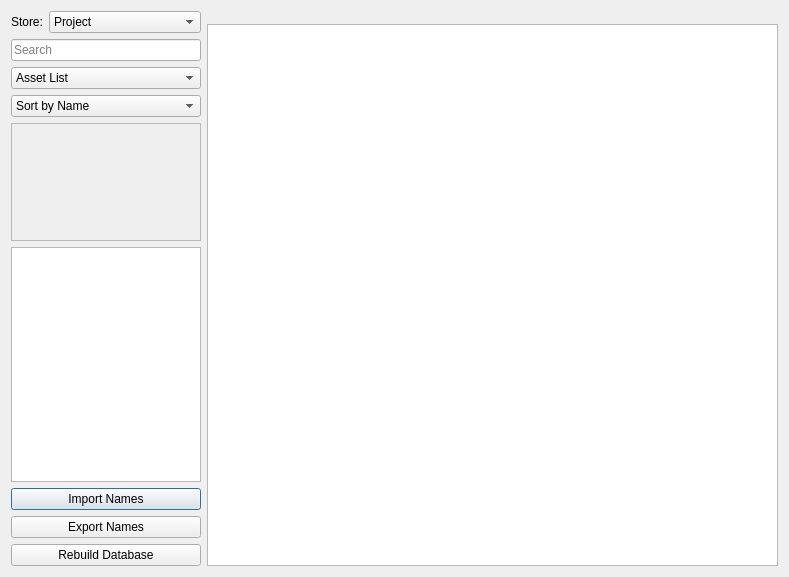
Above: src/Editor/ResourceBrowser/CResourceBrowser.ui from AxioDL/PrimeWorldEditor before the change. Below: the same form after it.
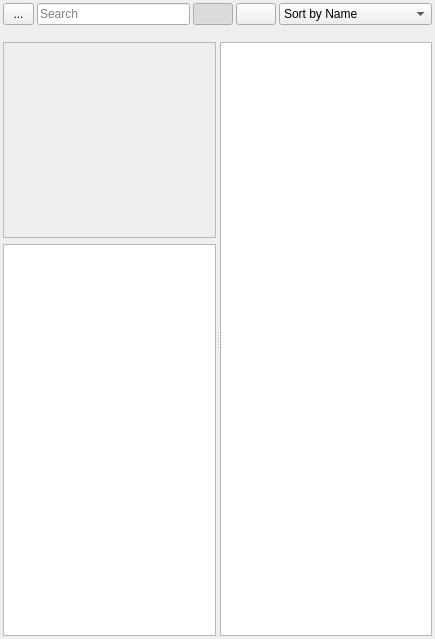
That is the form after the change. Icons and pictures are not drawn.

Commit message: Major resource browser UI overhaul

```diff
--- a/src/Editor/ResourceBrowser/CResourceBrowser.ui
+++ b/src/Editor/ResourceBrowser/CResourceBrowser.ui
@@ -1,70 +1,73 @@
 <?xml version="1.0" encoding="UTF-8"?>
 <ui version="4.0">
  <class>CResourceBrowser</class>
- <widget class="QDialog" name="CResourceBrowser">
+ <widget class="QWidget" name="CResourceBrowser">
   <property name="geometry">
    <rect>
     <x>0</x>
     <y>0</y>
-    <width>789</width>
-    <height>577</height>
+    <width>435</width>
+    <height>639</height>
    </rect>
   </property>
   <property name="windowTitle">
    <string>Resource Browser</string>
   </property>
-  <layout class="QHBoxLayout" name="horizontalLayout">
-   <item>
-    <widget class="QWidget" name="SidebarContainerWidget" native="true">
-     <property name="sizePolicy">
-      <sizepolicy hsizetype="Preferred" vsizetype="Preferred">
-       <horstretch>1</horstretch>
-       <verstretch>0</verstretch>
-      </sizepolicy>
-     </property>
-     <layout class="QVBoxLayout" name="verticalLayout">
+  <layout class="QVBoxLayout" name="verticalLayout_2" stretch="0,0,1">
+   <property name="spacing">
+    <number>2</number>
+   </property>
       <property name="leftMargin">
-       <number>0</number>
+    <number>3</number>
       </property>
       <property name="topMargin">
-       <number>0</number>
+    <number>3</number>
       </property>
       <property name="rightMargin">
-       <number>0</number>
+    <number>3</number>
       </property>
       <property name="bottomMargin">
-       <number>0</number>
+    <number>3</number>
       </property>
       <item>
-       <layout class="QHBoxLayout" name="horizontalLayout_2">
-        <item>
-         <widget class="QLabel" name="StoreLabel">
-          <property name="text">
-           <string>Store:</string>
-          </property>
-         </widget>
-        </item>
+    <layout class="QHBoxLayout" name="horizontalLayout_3">
+     <property name="spacing">
+      <number>3</number>
+     </property>
         <item>
-         <widget class="QComboBox" name="StoreComboBox">
+      <widget class="QToolButton" name="OptionsToolButton">
           <property name="sizePolicy">
-           <sizepolicy hsizetype="Preferred" vsizetype="Fixed">
+        <sizepolicy hsizetype="Fixed" vsizetype="Fixed">
             <horstretch>1</horstretch>
             <verstretch>0</verstretch>
            </sizepolicy>
           </property>
-          <item>
-           <property name="text">
-            <string>Project</string>
-           </property>
-          </item>
-          <item>
+       <property name="maximumSize">
+        <size>
+         <width>32</width>
+         <height>32</height>
+        </size>
+       </property>
            <property name="text">
-            <string>Editor</string>
-           </property>
-          </item>
-         </widget>
-        </item>
-       </layout>
+        <string>...</string>
+       </property>
+       <property name="icon">
+        <iconset resource="../Icons.qrc">
+         <normaloff>:/icons/Gear_16px.png</normaloff>:/icons/Gear_16px.png</iconset>
+       </property>
+       <property name="iconSize">
+        <size>
+         <width>16</width>
+         <height>16</height>
+        </size>
+       </property>
+       <property name="popupMode">
+        <enum>QToolButton::InstantPopup</enum>
+       </property>
+       <property name="arrowType">
+        <enum>Qt::NoArrow</enum>
+       </property>
+      </widget>
       </item>
       <item>
        <widget class="QLineEdit" name="SearchBar">
@@ -77,20 +80,64 @@
         <property name="placeholderText">
          <string>Search</string>
         </property>
+       <property name="clearButtonEnabled">
+        <bool>true</bool>
+       </property>
        </widget>
       </item>
       <item>
-       <widget class="QComboBox" name="DisplayTypeComboBox">
-        <item>
+      <widget class="QPushButton" name="ResourceTreeButton">
+       <property name="sizePolicy">
+        <sizepolicy hsizetype="Fixed" vsizetype="Fixed">
+         <horstretch>0</horstretch>
+         <verstretch>0</verstretch>
+        </sizepolicy>
+       </property>
          <property name="text">
-          <string>Asset List</string>
-         </property>
+        <string/>
+       </property>
+       <property name="icon">
+        <iconset resource="../Icons.qrc">
+         <normaloff>:/icons/Tree_24px.png</normaloff>:/icons/Tree_24px.png</iconset>
+       </property>
+       <property name="iconSize">
+        <size>
+         <width>24</width>
+         <height>24</height>
+        </size>
+       </property>
+       <property name="checkable">
+        <bool>true</bool>
+       </property>
+       <property name="checked">
+        <bool>true</bool>
+       </property>
+      </widget>
         </item>
         <item>
+      <widget class="QPushButton" name="ResourceListButton">
+       <property name="sizePolicy">
+        <sizepolicy hsizetype="Fixed" vsizetype="Fixed">
+         <horstretch>0</horstretch>
+         <verstretch>0</verstretch>
+        </sizepolicy>
+       </property>
          <property name="text">
-          <string>Filesystem</string>
-         </property>
-        </item>
+        <string/>
+       </property>
+       <property name="icon">
+        <iconset resource="../Icons.qrc">
+         <normaloff>:/icons/Instances.png</normaloff>:/icons/Instances.png</iconset>
+       </property>
+       <property name="iconSize">
+        <size>
+         <width>24</width>
+         <height>24</height>
+        </size>
+       </property>
+       <property name="checkable">
+        <bool>true</bool>
+       </property>
        </widget>
       </item>
       <item>
@@ -113,14 +160,47 @@
         </item>
        </widget>
       </item>
+    </layout>
+   </item>
+   <item>
+    <widget class="QLabel" name="TableDescriptionLabel">
+     <property name="sizePolicy">
+      <sizepolicy hsizetype="Preferred" vsizetype="Minimum">
+       <horstretch>0</horstretch>
+       <verstretch>0</verstretch>
+      </sizepolicy>
+     </property>
+     <property name="font">
+      <font>
+       <pointsize>8</pointsize>
+      </font>
+     </property>
+     <property name="text">
+      <string/>
+     </property>
+    </widget>
+   </item>
+   <item>
+    <widget class="QSplitter" name="splitter">
+     <property name="orientation">
+      <enum>Qt::Horizontal</enum>
+     </property>
+     <widget class="QWidget" name="">
+      <layout class="QVBoxLayout" name="verticalLayout">
       <item>
        <widget class="QScrollArea" name="FilterCheckboxScrollArea">
         <property name="sizePolicy">
-         <sizepolicy hsizetype="Expanding" vsizetype="Expanding">
+          <sizepolicy hsizetype="Preferred" vsizetype="Fixed">
           <horstretch>0</horstretch>
           <verstretch>1</verstretch>
          </sizepolicy>
         </property>
+         <property name="maximumSize">
+          <size>
+           <width>16777215</width>
+           <height>200</height>
+          </size>
+         </property>
         <property name="widgetResizable">
          <bool>true</bool>
         </property>
@@ -129,8 +209,8 @@
           <rect>
            <x>0</x>
            <y>0</y>
-           <width>189</width>
-           <height>117</height>
+            <width>209</width>
+            <height>190</height>
           </rect>
          </property>
         </widget>
@@ -139,14 +219,14 @@
       <item>
        <widget class="QTreeView" name="DirectoryTreeView">
         <property name="sizePolicy">
-         <sizepolicy hsizetype="Expanding" vsizetype="Expanding">
+          <sizepolicy hsizetype="Preferred" vsizetype="Expanding">
           <horstretch>0</horstretch>
           <verstretch>2</verstretch>
          </sizepolicy>
         </property>
         <property name="font">
          <font>
-          <pointsize>10</pointsize>
+           <pointsize>8</pointsize>
          </font>
         </property>
         <property name="editTriggers">
@@ -175,77 +255,18 @@
         </attribute>
        </widget>
       </item>
-      <item>
-       <widget class="QPushButton" name="ImportNamesButton">
-        <property name="text">
-         <string>Import Names</string>
-        </property>
-       </widget>
-      </item>
-      <item>
-       <widget class="QPushButton" name="ExportNamesButton">
-        <property name="text">
-         <string>Export Names</string>
-        </property>
-       </widget>
-      </item>
-      <item>
-       <widget class="QPushButton" name="RebuildDatabaseButton">
-        <property name="text">
-         <string>Rebuild Database</string>
-        </property>
-       </widget>
-      </item>
-     </layout>
-    </widget>
-   </item>
-   <item>
-    <widget class="QWidget" name="TableContainerWidget" native="true">
-     <property name="sizePolicy">
-      <sizepolicy hsizetype="Expanding" vsizetype="Preferred">
-       <horstretch>3</horstretch>
-       <verstretch>0</verstretch>
-      </sizepolicy>
-     </property>
-     <layout class="QVBoxLayout" name="verticalLayout_2">
-      <property name="spacing">
-       <number>0</number>
-      </property>
-      <property name="leftMargin">
-       <number>0</number>
-      </property>
-      <property name="topMargin">
-       <number>0</number>
-      </property>
-      <property name="rightMargin">
-       <number>0</number>
-      </property>
-      <property name="bottomMargin">
-       <number>0</number>
-      </property>
-      <item>
-       <widget class="QLabel" name="TableDescriptionLabel">
-        <property name="font">
-         <font>
-          <pointsize>8</pointsize>
-         </font>
-        </property>
-        <property name="text">
-         <string/>
-        </property>
-       </widget>
-      </item>
-      <item>
+      </layout>
+     </widget>
        <widget class="QTableView" name="ResourceTableView">
         <property name="sizePolicy">
          <sizepolicy hsizetype="Expanding" vsizetype="Expanding">
-          <horstretch>3</horstretch>
+        <horstretch>0</horstretch>
           <verstretch>0</verstretch>
          </sizepolicy>
         </property>
         <property name="font">
          <font>
-          <pointsize>10</pointsize>
+        <pointsize>8</pointsize>
          </font>
         </property>
         <property name="editTriggers">
@@ -275,15 +296,7 @@
         <attribute name="verticalHeaderVisible">
          <bool>false</bool>
         </attribute>
-        <attribute name="verticalHeaderDefaultSectionSize">
-         <number>21</number>
-        </attribute>
-        <attribute name="verticalHeaderMinimumSectionSize">
-         <number>21</number>
-        </attribute>
-       </widget>
-      </item>
-     </layout>
+     </widget>
     </widget>
    </item>
   </layout>
```
Left out of the diff: 4 changed lines with no effect on the pictures. Lines whose indentation alone changed are shown as unchanged. The commit also changes 19 other files.
